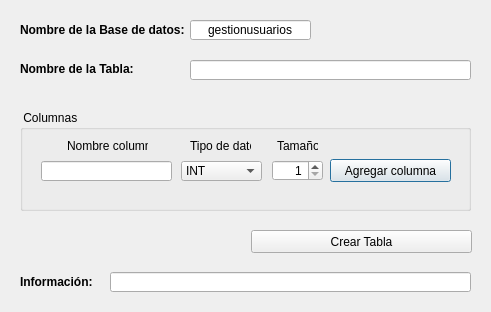
fonsikay/Ejercicios_PyQt5, file 5 - Python con BBDD/60 - Crear una tabla con SQLite3 y MySQL usando un formulario/CreacionTablas.ui: the form before one commit.
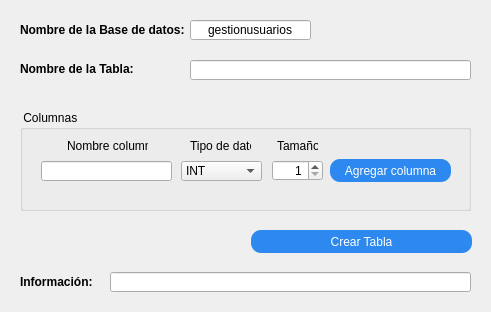
The form after the commit.

```diff
--- a/5 - Python con BBDD/60 - Crear una tabla con SQLite3 y MySQL usando un formulario/CreacionTablas.ui
+++ b/5 - Python con BBDD/60 - Crear una tabla con SQLite3 y MySQL usando un formulario/CreacionTablas.ui
@@ -13,6 +13,20 @@
   <property name="windowTitle">
    <string>Creación de Tablas</string>
   </property>
+  <property name="styleSheet">
+   <string notr="true">QPushButton{
+color:white;
+background: #2d89ef;
+border-radius:10px
+}
+
+QPushButton:hover{
+color:white;
+background: #2b5797;
+border-radius:10px;
+font-weight:bold;
+}</string>
+  </property>
   <widget class="QLabel" name="lblNombreBBDD">
    <property name="geometry">
     <rect>
```
